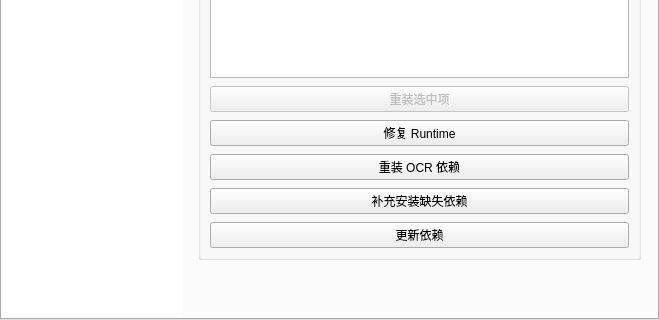
The window that apps/vibeocr-pyside/src/vibeocr/classic/ui/main_window.ui (FelixJI/vibeocr-classic) describes before a commit, drawn with Qt 5; both pictures show x 0 to 659 and y 467 to 787 of the 659 by 787 pixel window.
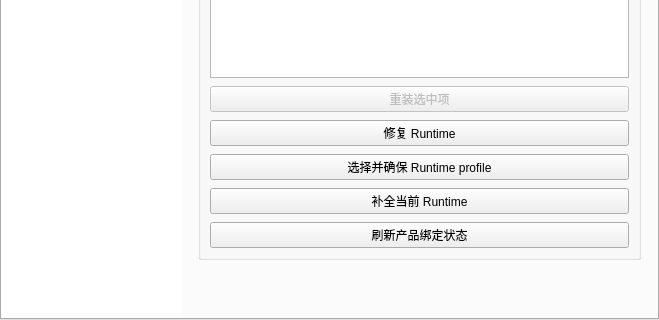
The same window after the commit. The open tabs and pages were chosen to show the change. Custom widgets are drawn as their Qt base class.

Commit message: refactor(classic): 退役逐包依赖更新状态机

```diff
--- a/apps/vibeocr-pyside/src/vibeocr/classic/ui/main_window.ui
+++ b/apps/vibeocr-pyside/src/vibeocr/classic/ui/main_window.ui
@@ -853,7 +853,7 @@
                  <string>使用 pip 重新安装 paddle/torch/mineru 等 OCR 依赖，不删除任何目录。</string>
                 </property>
                 <property name="text">
-                 <string>重装 OCR 依赖</string>
+                 <string>选择并确保 Runtime profile</string>
                 </property>
                </widget>
               </item>
@@ -863,7 +863,7 @@
                  <string>只安装缺失的 OCR 依赖（已安装的自动跳过，不重复下载）。适合上次安装中途失败后补装。</string>
                 </property>
                 <property name="text">
-                 <string>补充安装缺失依赖</string>
+                 <string>补全当前 Runtime</string>
                 </property>
                </widget>
               </item>
@@ -873,7 +873,7 @@
                  <string>检测各 OCR 依赖是否有新版本可用（依据当前主程序要求的版本规格），有则升级。覆盖安装后若依赖版本变化也可用此入口手动更新。</string>
                 </property>
                 <property name="text">
-                 <string>更新依赖</string>
+                 <string>刷新产品绑定状态</string>
                 </property>
                </widget>
               </item>
```
Left out of the diff: 8 changed lines with no effect on the pictures. The commit also changes 8 other files.
